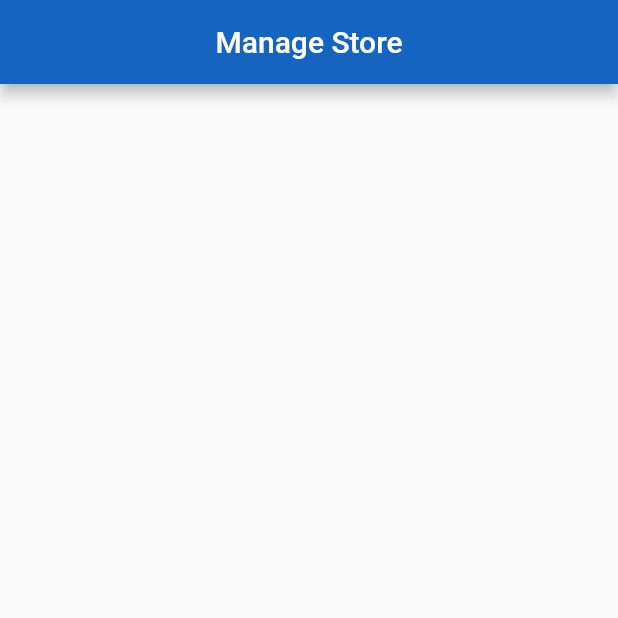
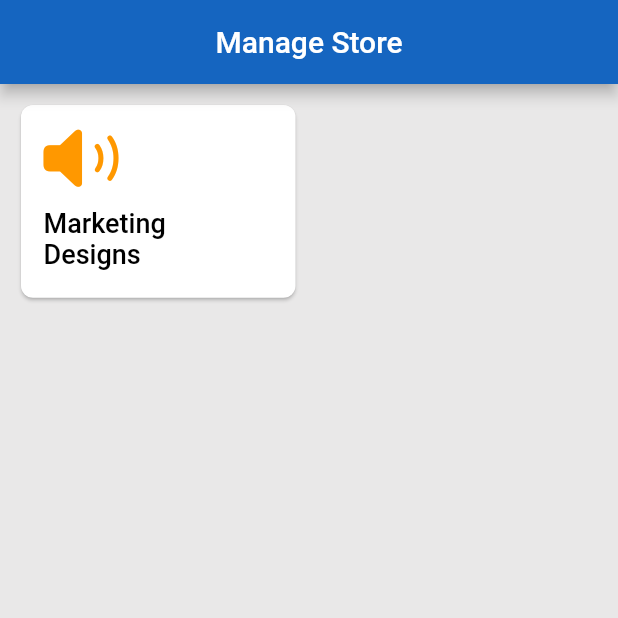
Before and after one commit to joyaljosephnote/dukaan-app-clone, a Flutter app: the screen it shows after launch, on a phone screen of 412 x 824 dp, the top half of it. Run offline on Flutter 3.47's test engine with Material 2 defaults, Android fonts, the phone set to English and light mode, and no system bars.

Commit message:
added the first card

```diff
--- a/lib/screens/manage_store.dart
+++ b/lib/screens/manage_store.dart
@@ -1,3 +1,4 @@
+import 'package:flutter/cupertino.dart';
 import 'package:flutter/material.dart';
 
 class ManageStore extends StatelessWidget {
@@ -6,6 +7,7 @@ class ManageStore extends StatelessWidget {
   @override
   Widget build(BuildContext context) {
     return Scaffold(
+      backgroundColor: const Color.fromARGB(255, 233, 232, 232),
       appBar: AppBar(
         backgroundColor: Colors.blue[800],
         title: Title(
@@ -14,6 +16,56 @@ class ManageStore extends StatelessWidget {
         ),
         centerTitle: true,
       ),
+      body: GridView.count(
+        crossAxisCount: 2,
+        childAspectRatio: 1.4,
+        padding: const EdgeInsets.all(10),
+        crossAxisSpacing: 10,
+        mainAxisSpacing: 10,
+        children: [
+          Card(
+            semanticContainer: true,
+            clipBehavior: Clip.antiAliasWithSaveLayer,
+            shape: RoundedRectangleBorder(
+              borderRadius: BorderRadius.circular(8.0),
+            ),
+            child: const Column(
+              crossAxisAlignment: CrossAxisAlignment.start,
+              mainAxisAlignment: MainAxisAlignment.start,
+              children: <Widget>[
+                Padding(
+                  padding: EdgeInsets.fromLTRB(15, 10, 0, 8),
+                  child: Icon(
+                    CupertinoIcons.speaker_2_fill,
+                    size: 50,
+                    color: Colors.orange,
+                  ),
+                ),
+                Padding(
+                  padding: EdgeInsets.fromLTRB(15, 0, 0, 0),
+                  child: Text(
+                    'Marketing',
+                    style: TextStyle(
+                        fontSize: 18,
+                        color: Colors.black,
+                        fontWeight: FontWeight.w500),
+                  ),
+                ),
+                Padding(
+                  padding: EdgeInsets.fromLTRB(15, 0, 0, 10),
+                  child: Text(
+                    'Designs',
+                    style: TextStyle(
+                        fontSize: 18,
+                        color: Colors.black,
+                        fontWeight: FontWeight.w500),
+                  ),
+                ),
+              ],
+            ),
+          ),
+        ],
+      ),
     );
   }
 }
```
